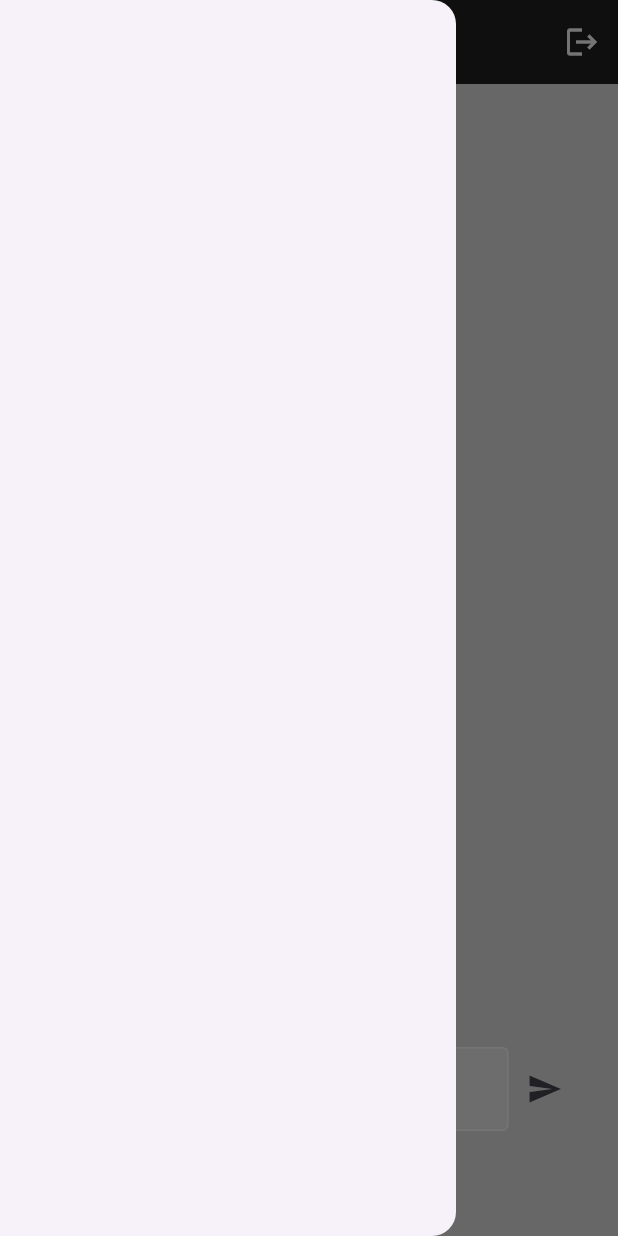
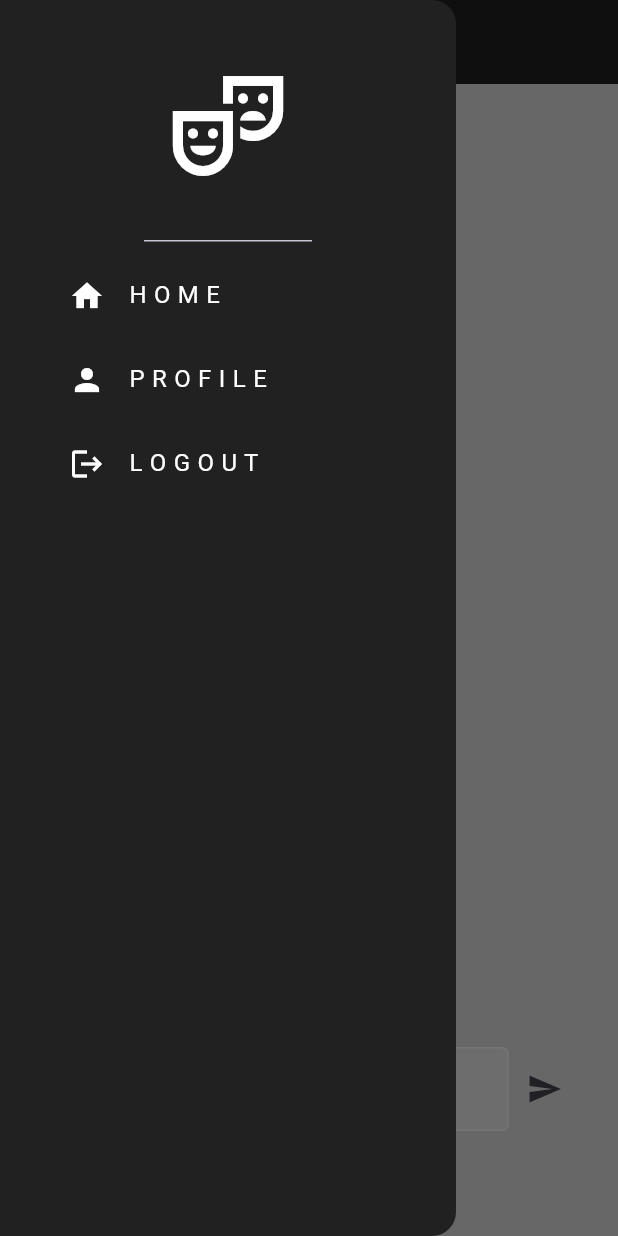
Before and after one commit to Jeffrey-joe-mathews/Artorius, a Flutter app: the screen it shows once a user with an empty profile is signed in, with the side drawer open, on a phone screen of 412 x 824 dp. Run offline on Flutter 3.47's test engine with Material 3 defaults, Android fonts, the phone set to English and light mode, and no system bars; our stand-ins replace cloud_firestore, firebase_auth, firebase_core; accounts and stored records are empty; generated files the repository leaves out were written again.

Commit message:
after debugging for a few hours fixed the crash and finished drawer

```diff
--- a/lib/components/drawer.dart
+++ b/lib/components/drawer.dart
@@ -1,10 +1,34 @@
+import 'package:artorius/components/my_list_item.dart';
+import 'package:artorius/pages/profile_page.dart';
 import 'package:flutter/material.dart';
 
 class MyDrawer extends StatelessWidget {
-  const MyDrawer({super.key});
+  final void Function()? signOut;
+  final void Function()? profile;
+  const MyDrawer({super.key, required this.profile, required this.signOut});
 
   @override
   Widget build(BuildContext context) {
-    return Drawer();
+    return Drawer(
+      backgroundColor: Colors.grey.shade900,
+      child:
+          Column(
+            crossAxisAlignment: CrossAxisAlignment.center,
+            children: [
+              // logo
+              DrawerHeader(child: Icon(Icons.theater_comedy_outlined, color: Colors.white,size: 80,),),
+
+              // homepage button
+              // MyListItem(navItem: "H O M E", icon: Icons.home)
+              MyListItem(navItem: "H O M E", icon: Icons.home, onTap: () => Navigator.pop(context),),
+
+              // profile page button
+              MyListItem(navItem: "P R O F I L E", icon: Icons.person, onTap: profile,),
+
+              // logout
+              MyListItem(navItem: "L O G O U T", icon: Icons.logout, onTap : signOut)
+            ],
+          )
+    );
   }
 }
--- /dev/null
+++ b/lib/components/my_list_item.dart
@@ -0,0 +1,21 @@
+import 'package:flutter/material.dart';
+
+class MyListItem extends StatelessWidget {
+  final String navItem;
+  final IconData icon;
+  final void Function()? onTap;
+  const MyListItem({super.key, required this.navItem, required this.icon, required this.onTap});
+
+  @override
+  Widget build(BuildContext context) {
+    return Padding(
+      padding: const EdgeInsets.symmetric(horizontal: 30),
+      child: ListTile(
+        onTap: onTap,
+        title: Text(navItem, style: TextStyle(color: Colors.white),),
+        leading: Icon(icon, color: Colors.white,),
+
+      ),
+    );
+  }
+}
--- a/lib/pages/home_page.dart
+++ b/lib/pages/home_page.dart
@@ -53,14 +53,16 @@ class _HomePageState extends State<HomePage> {
       backgroundColor: Colors.grey.shade300,
 
       appBar: AppBar(
+        // leading: IconButton(onPressed:() => Scaffold.of(context).openDrawer(), icon: Icon(Icons.menu)),
         iconTheme: IconThemeData(color: Colors.white),
         elevation: 0,
         backgroundColor: Colors.grey.shade900,
         title: Text("A R T O R I U S", style: TextStyle(color: Colors.white),),
-        actions: [
-          // sign Out Button
-          IconButton(onPressed: signOut, icon: Icon(Icons.logout),color: Colors.white,)
-        ],
+        // actions: [
+        //   // sign Out Button
+        //   IconButton(onPressed: signOut, icon: Icon(Icons.logout),color: Colors.white,)
+        // ],
+
       ),
       // drawer: MyDrawer(onLogoutTap: signOut, onProfileTap: goToProfilePage),
       // drawer: Drawer(
@@ -71,7 +73,7 @@ class _HomePageState extends State<HomePage> {
       //     ],
       //   ),
       // ),
-      drawer: MyDrawer(),
+      drawer: MyDrawer(profile: goToProfilePage, signOut: signOut),
       body: Center(
         child: Column(
           children: [
```
